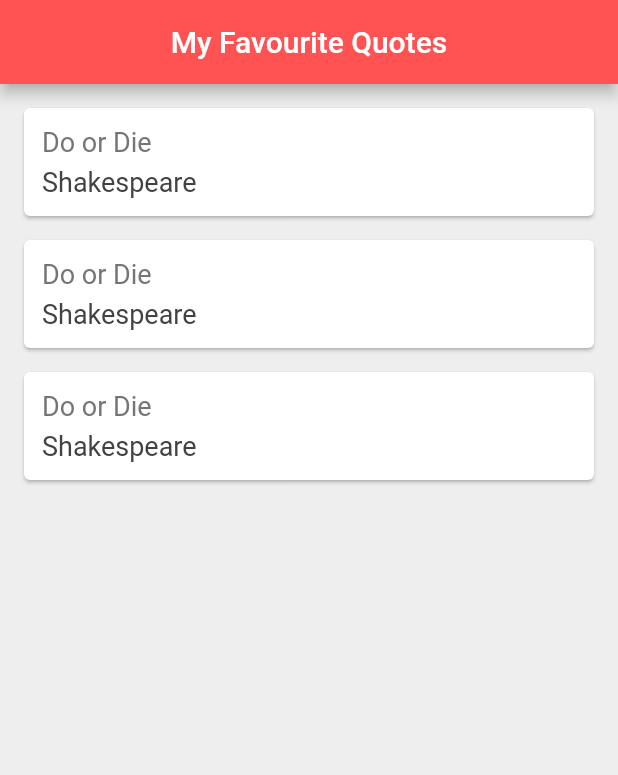
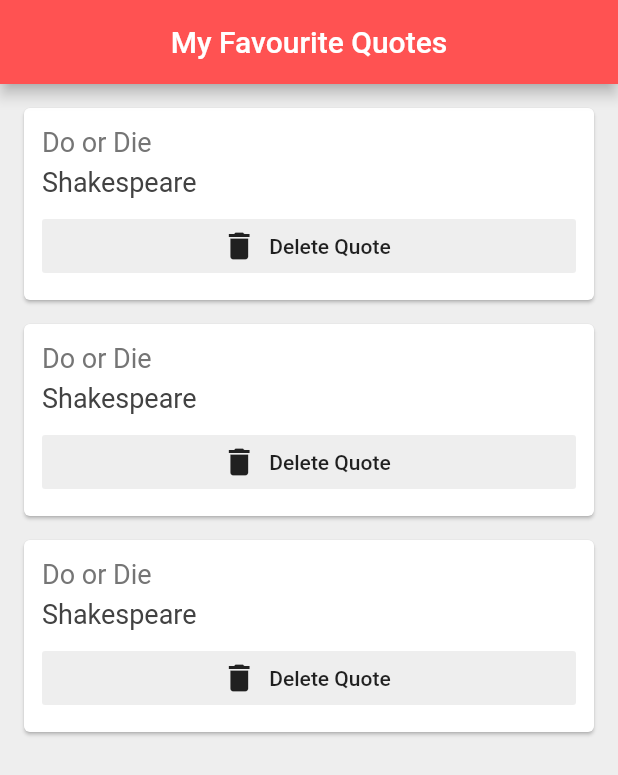
Before and after one commit to Suganth-S/flutter_handson, a Flutter app: the screen it shows after launch, on a phone screen of 412 x 824 dp. Shown: the top 775 px of the screen. Run offline on Flutter 3.47's test engine with Material 2 defaults, Android fonts, the phone set to English and light mode, and no system bars.

Commit message:
Delete function as param commit

```diff
--- a/lib/main.dart
+++ b/lib/main.dart
@@ -30,7 +30,11 @@ class _ListDataState extends State<ListData> {
         backgroundColor: Colors.redAccent,
       ),
       body: Column(
-        children: quotes.map((quote) => QuoteCard(quote:quote)).toList(),
+        children: quotes.map((quote) => QuoteCard(quote:quote,delete:(){
+          setState(() {
+            quotes.remove(quote);
+          });
+        })).toList(),
       ),
     );
   }
--- a/lib/quote_card.dart
+++ b/lib/quote_card.dart
@@ -4,8 +4,9 @@ import 'package:flutter_handson/Quote.dart';
 class QuoteCard extends StatelessWidget {
 
   final Quote quote;
+  final Function delete;
   // ignore: empty_constructor_bodies
-  QuoteCard ({ this.quote});
+  QuoteCard ({ this.quote, this.delete});
 
   @override
   Widget build(BuildContext context) {
@@ -30,6 +31,13 @@ class QuoteCard extends StatelessWidget {
                   fontSize: 18.0,
                   color: Colors.grey[800]
               ),
+            ),
+            SizedBox(height: 8.0),
+            FlatButton.icon(
+                onPressed: delete,
+                icon: Icon(Icons.delete),
+                label: Text('Delete Quote'),
+              color: Colors.grey[200],
             )
           ],
         ),
```
